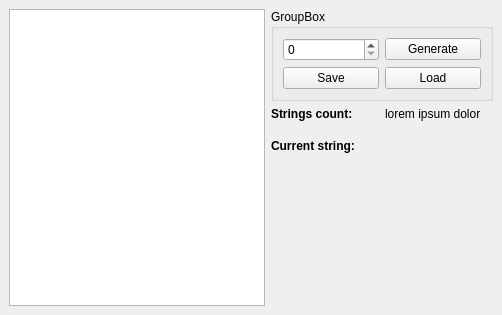
Before: the Qt Designer form app/ui/main_window.ui in ANDR-ASCII/cstest, drawn with Qt 5.
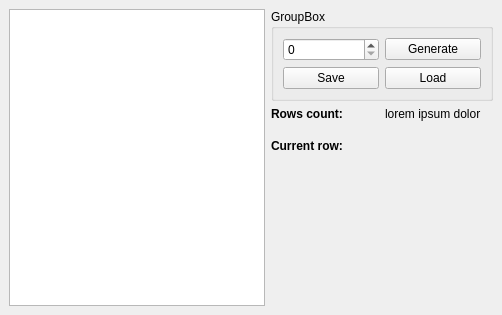
After: the same form once the commit is applied.

Commit message: Added rows count label

```diff
--- a/app/ui/main_window.ui
+++ b/app/ui/main_window.ui
@@ -49,7 +49,7 @@
           </font>
          </property>
          <property name="text">
-          <string>Current string:</string>
+          <string>Current row:</string>
          </property>
         </widget>
        </item>
@@ -104,7 +104,7 @@
          </font>
         </property>
         <property name="text">
-         <string>Strings count: </string>
+         <string>Rows count: </string>
         </property>
        </widget>
       </item>
```
Left out of the diff: 2 changed lines with no effect on the pictures. The commit also changes 6 other files.
